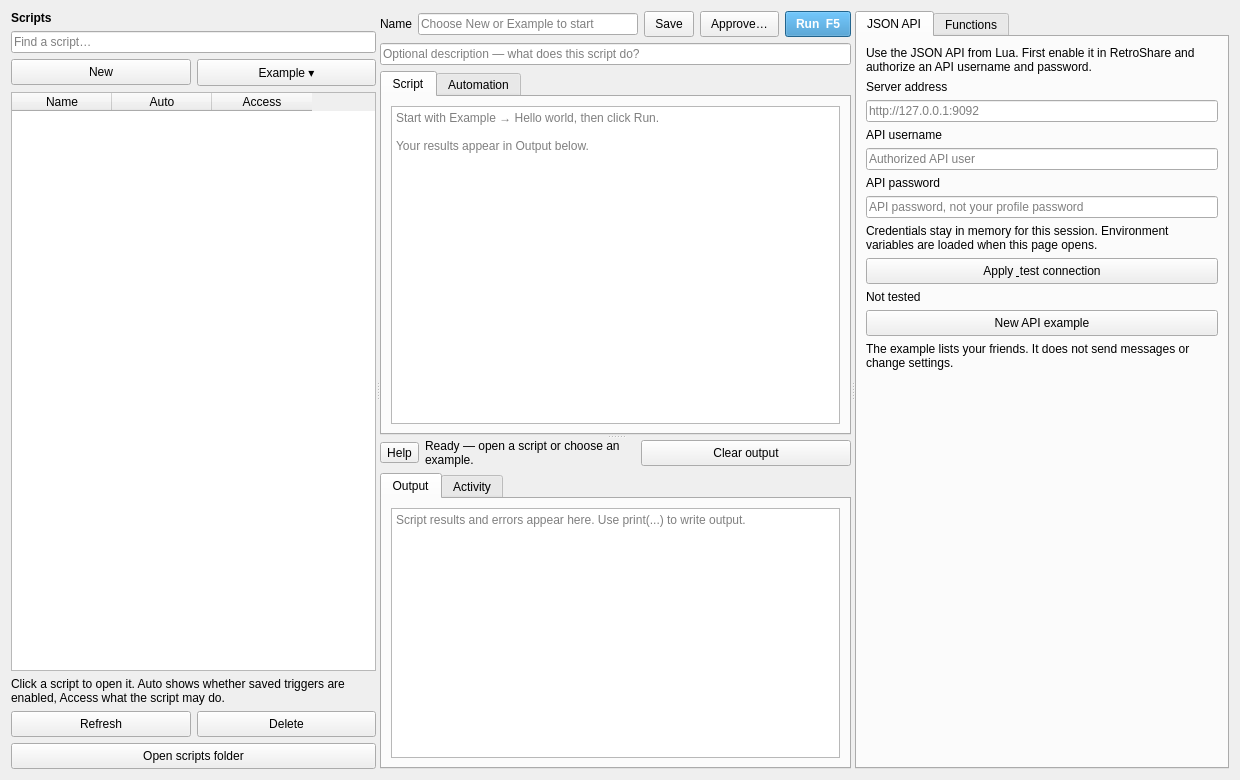
Qt form gui/Lua4RSWidget.ui (RetroShare/Lua4RS) before a commit.
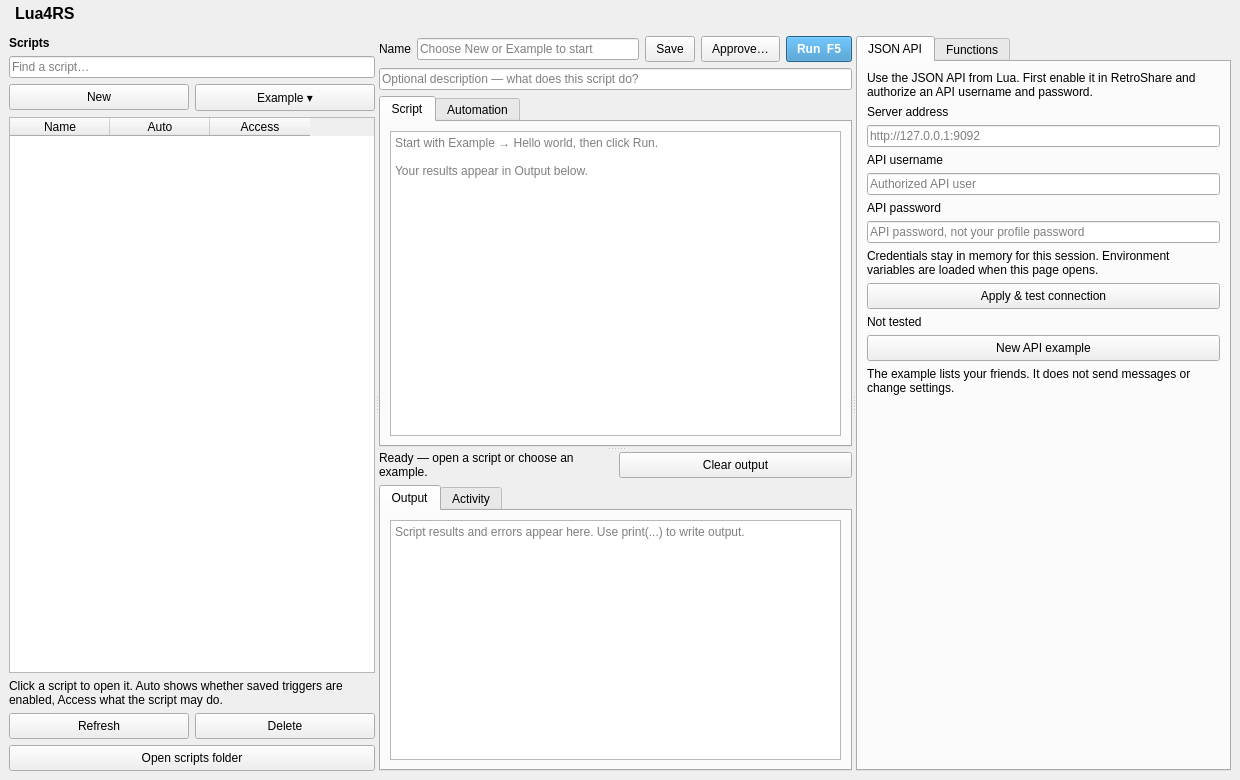
The same form after that commit. Icons and pictures are not drawn. Custom widgets are drawn as their Qt base class.

Commit message:
Bring back the title bar, fix the help button, widen the script list
- titleBarFrame with logo, name and help button, as on RetroShare's own
  pages (lost in the redesign); RetroShare's theme styles it by name
- the help button must be checkable: RetroShare's help bubble opens on
  toggled(), so the button below the editor never did anything
- script list starts at 270 px (was 210), minimum 220
- "Apply && test connection": a single & made the space a shortcut

What changed in the file:
```diff
--- a/gui/Lua4RSWidget.ui
+++ b/gui/Lua4RSWidget.ui
@@ -18,6 +18,110 @@
   </property>
   <layout class="QVBoxLayout" name="mainLayout">
    <property name="spacing">
+    <number>0</number>
+   </property>
+   <property name="leftMargin">
+    <number>0</number>
+   </property>
+   <property name="topMargin">
+    <number>0</number>
+   </property>
+   <property name="rightMargin">
+    <number>0</number>
+   </property>
+   <property name="bottomMargin">
+    <number>0</number>
+   </property>
+   <item>
+    <widget class="QFrame" name="titleBarFrame">
+     <property name="sizePolicy">
+      <sizepolicy hsizetype="Preferred" vsizetype="Maximum">
+       <horstretch>0</horstretch>
+       <verstretch>0</verstretch>
+      </sizepolicy>
+     </property>
+     <property name="frameShape">
+      <enum>QFrame::NoFrame</enum>
+     </property>
+     <layout class="QHBoxLayout" name="titleBarLayout">
+      <property name="leftMargin">
+       <number>2</number>
+      </property>
+      <property name="topMargin">
+       <number>2</number>
+      </property>
+      <property name="rightMargin">
+       <number>2</number>
+      </property>
+      <property name="bottomMargin">
+       <number>2</number>
+      </property>
+      <item>
+       <widget class="QLabel" name="titleBarPixmap">
+        <property name="maximumSize">
+         <size>
+          <width>24</width>
+          <height>24</height>
+         </size>
+        </property>
+        <property name="pixmap">
+         <pixmap resource="../Lua4RS_images.qrc">:/images/lua_logo.png</pixmap>
+        </property>
+        <property name="scaledContents">
+         <bool>true</bool>
+        </property>
+       </widget>
+      </item>
+      <item>
+       <widget class="QLabel" name="titleBarLabel">
+        <property name="font">
+         <font>
+          <pointsize>12</pointsize>
+          <bold>true</bold>
+         </font>
+        </property>
+        <property name="text">
+         <string notr="true">Lua4RS</string>
+        </property>
+       </widget>
+      </item>
+      <item>
+       <spacer name="titleBarSpacer">
+        <property name="orientation">
+         <enum>Qt::Horizontal</enum>
+        </property>
+        <property name="sizeHint" stdset="0">
+         <size>
+          <width>40</width>
+          <height>20</height>
+         </size>
+        </property>
+       </spacer>
+      </item>
+      <item>
+       <widget class="QToolButton" name="helpButton">
+        <property name="focusPolicy">
+         <enum>Qt::NoFocus</enum>
+        </property>
+        <property name="icon">
+         <iconset>
+          <normaloff>:/icons/help_64.png</normaloff>:/icons/help_64.png</iconset>
+        </property>
+        <property name="checkable">
+         <bool>true</bool>
+        </property>
+        <property name="autoRaise">
+         <bool>true</bool>
+        </property>
+       </widget>
+      </item>
+     </layout>
+    </widget>
+   </item>
+   <item>
+    <widget class="QWidget" name="contentArea" native="true">
+     <layout class="QVBoxLayout" name="contentLayout">
+      <property name="spacing">
     <number>12</number>
    </property>
    <item>
@@ -31,7 +135,7 @@
      <widget class="QWidget" name="scriptsPane">
       <property name="minimumSize">
        <size>
-        <width>170</width>
+            <width>220</width>
         <height>0</height>
        </size>
       </property>
@@ -406,11 +510,6 @@
        <layout class="QVBoxLayout" name="outputLayout">
         <item>
          <layout class="QHBoxLayout" name="outputActions">
-          <item>
-           <widget class="QToolButton" name="helpButton">
-            <property name="text"><string>Help</string></property>
-           </widget>
-          </item>
           <item>
            <widget class="QLabel" name="runStatus">
             <property name="text">
@@ -548,7 +647,7 @@
         <item>
          <widget class="QPushButton" name="pb_apitest">
           <property name="text">
-           <string>Apply &amp; test connection</string>
+               <string>Apply &amp;&amp; test connection</string>
           </property>
          </widget>
         </item>
@@ -643,6 +742,9 @@
        </layout>
       </widget>
      </widget>
+        </widget>
+       </item>
+     </layout>
     </widget>
    </item>
   </layout>
```
Lines whose indentation alone changed are shown as unchanged. The commit also changes 4 other files.
